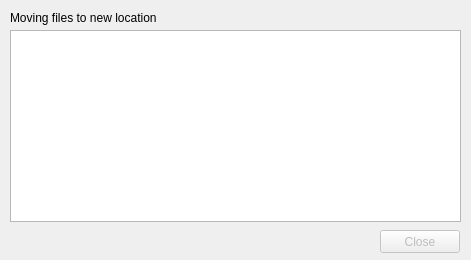
The window that src/OrbitQt/MoveFilesDialog.ui (google/orbit) describes before a commit, drawn with Qt 5.
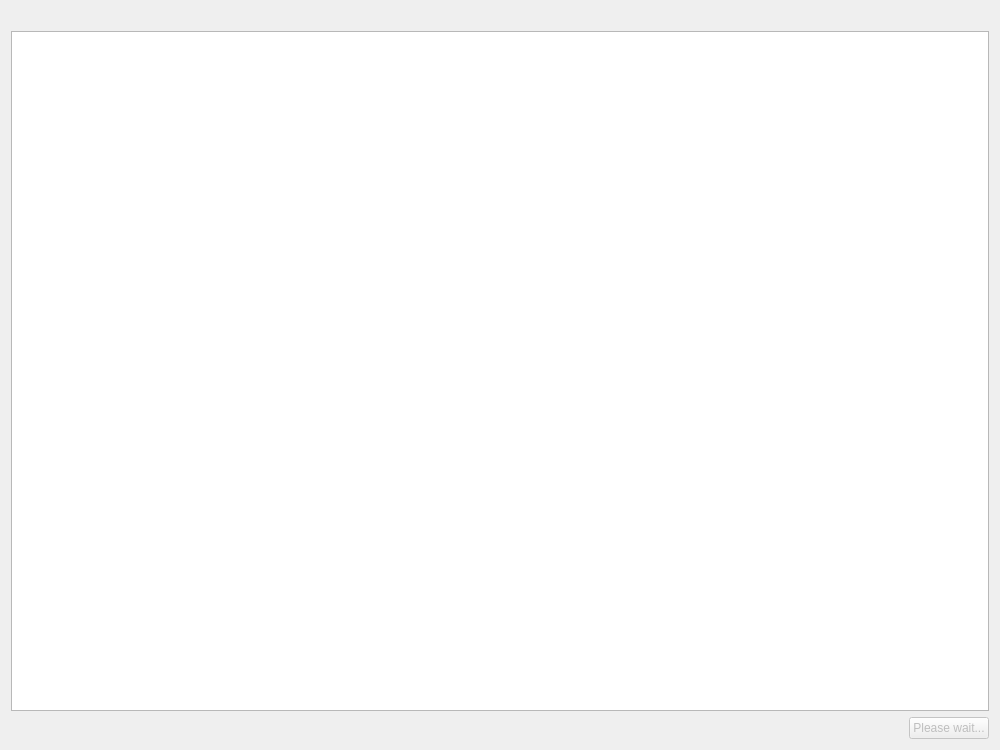
The same window after the commit.

Commit message: Improve layout and strings of MoveFilesDialog

The edit to the form file:
```diff
--- a/src/OrbitQt/MoveFilesDialog.ui
+++ b/src/OrbitQt/MoveFilesDialog.ui
@@ -5,15 +5,12 @@
   <property name="windowModality">
    <enum>Qt::ApplicationModal</enum>
   </property>
-  <property name="enabled">
-   <bool>true</bool>
-  </property>
   <property name="geometry">
    <rect>
     <x>0</x>
     <y>0</y>
-    <width>471</width>
-    <height>260</height>
+    <width>1000</width>
+    <height>750</height>
    </rect>
   </property>
   <property name="sizePolicy">
@@ -24,14 +21,14 @@
   </property>
   <property name="minimumSize">
    <size>
-    <width>471</width>
-    <height>260</height>
+    <width>300</width>
+    <height>200</height>
    </size>
   </property>
   <property name="maximumSize">
    <size>
-    <width>471</width>
-    <height>260</height>
+    <width>1280</width>
+    <height>960</height>
    </size>
   </property>
   <property name="windowTitle">
@@ -40,50 +37,15 @@
   <property name="layoutDirection">
    <enum>Qt::LeftToRight</enum>
   </property>
-  <widget class="QPushButton" name="closeButton">
-   <property name="enabled">
-    <bool>false</bool>
-   </property>
-   <property name="geometry">
-    <rect>
-     <x>380</x>
-     <y>230</y>
-     <width>80</width>
-     <height>23</height>
-    </rect>
-   </property>
-   <property name="text">
-    <string>Close</string>
-   </property>
-  </widget>
-  <widget class="QLabel" name="label">
-   <property name="enabled">
-    <bool>true</bool>
-   </property>
-   <property name="geometry">
-    <rect>
-     <x>10</x>
-     <y>10</y>
-     <width>168</width>
-     <height>16</height>
-    </rect>
-   </property>
-   <property name="text">
-    <string>Moving files to new location</string>
-   </property>
-  </widget>
+  <layout class="QVBoxLayout">
+   <item>
+    <widget class="QLabel" name="label"/>
+   </item>
+   <item>
   <widget class="QTextEdit" name="log">
    <property name="enabled">
     <bool>true</bool>
    </property>
-   <property name="geometry">
-    <rect>
-     <x>10</x>
-     <y>30</y>
-     <width>451</width>
-     <height>192</height>
-    </rect>
-   </property>
    <property name="sizePolicy">
     <sizepolicy hsizetype="Expanding" vsizetype="Expanding">
      <horstretch>0</horstretch>
@@ -94,6 +56,24 @@
     <bool>true</bool>
    </property>
   </widget>
+   </item>
+   <item alignment="Qt::AlignRight">
+    <widget class="QPushButton" name="closeButton">
+     <property name="enabled">
+      <bool>false</bool>
+     </property>
+     <property name="sizePolicy">
+      <sizepolicy hsizetype="Fixed" vsizetype="Fixed">
+       <horstretch>0</horstretch>
+       <verstretch>0</verstretch>
+      </sizepolicy>
+     </property>
+     <property name="text">
+      <string>Please wait...</string>
+     </property>
+    </widget>
+   </item>
+  </layout>
  </widget>
  <resources/>
  <connections>
```
Left out of the diff: 2 changed lines with no effect on the pictures. Lines whose indentation alone changed are shown as unchanged. The commit also changes 1 other file.
